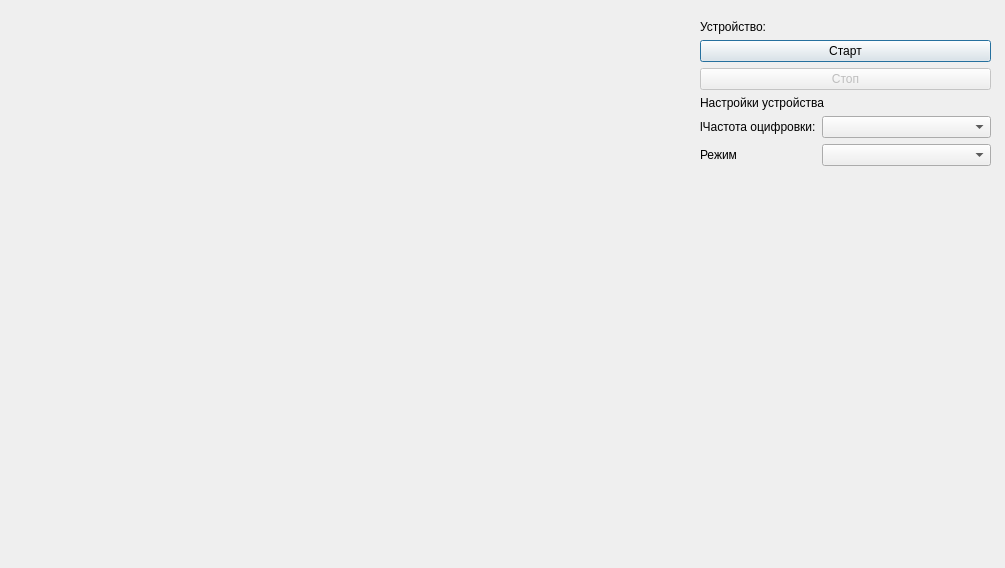
Above: resources/v1/dlg_inrat_controller.ui from mcsltd/mcs-inRat-planner before the change. Below: the same form after it.
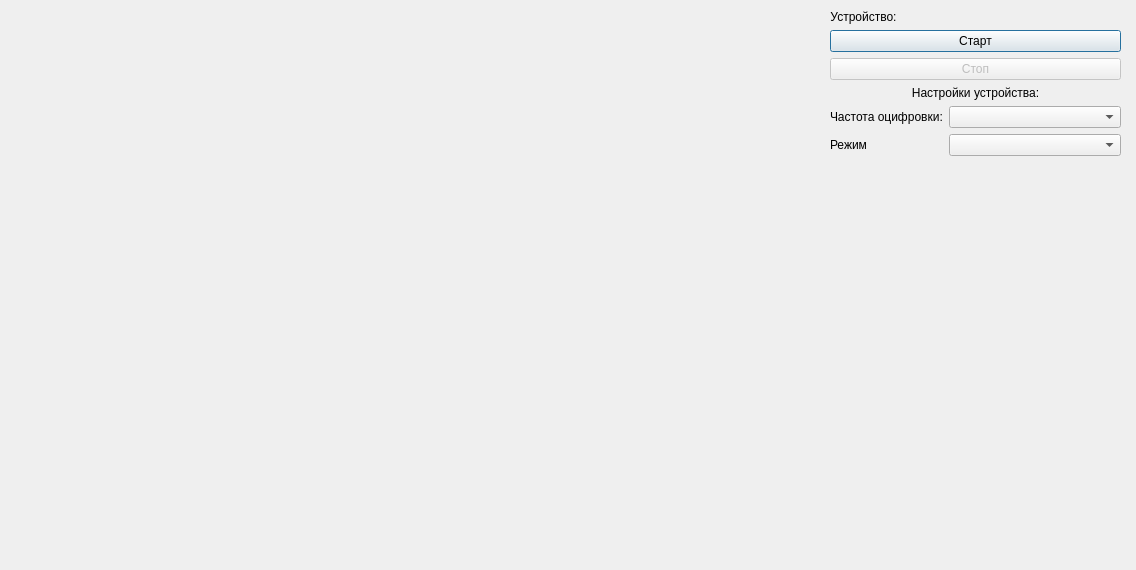
That is the form after the change.

Patch:
```diff
--- a/resources/v1/dlg_inrat_controller.ui
+++ b/resources/v1/dlg_inrat_controller.ui
@@ -6,8 +6,8 @@
    <rect>
     <x>0</x>
     <y>0</y>
-    <width>1005</width>
-    <height>568</height>
+    <width>1136</width>
+    <height>570</height>
    </rect>
   </property>
   <property name="windowTitle">
@@ -16,10 +16,10 @@
   <widget class="QWidget" name="verticalLayoutWidget">
    <property name="geometry">
     <rect>
-     <x>700</x>
-     <y>20</y>
+     <x>830</x>
+     <y>10</y>
      <width>291</width>
-     <height>541</height>
+     <height>551</height>
     </rect>
    </property>
    <layout class="QVBoxLayout" name="verticalLayout">
@@ -30,6 +30,9 @@
         <property name="text">
          <string>Устройство:</string>
         </property>
+        <property name="alignment">
+         <set>Qt::AlignmentFlag::AlignCenter</set>
+        </property>
        </widget>
       </item>
       <item row="0" column="1">
@@ -43,6 +46,18 @@
     </item>
     <item>
      <widget class="QPushButton" name="pushButtonStart">
+      <property name="sizePolicy">
+       <sizepolicy hsizetype="Preferred" vsizetype="Fixed">
+        <horstretch>0</horstretch>
+        <verstretch>0</verstretch>
+       </sizepolicy>
+      </property>
+      <property name="minimumSize">
+       <size>
+        <width>100</width>
+        <height>0</height>
+       </size>
+      </property>
       <property name="text">
        <string>Старт</string>
       </property>
@@ -53,6 +68,18 @@
       <property name="enabled">
        <bool>false</bool>
       </property>
+      <property name="sizePolicy">
+       <sizepolicy hsizetype="Preferred" vsizetype="Fixed">
+        <horstretch>0</horstretch>
+        <verstretch>0</verstretch>
+       </sizepolicy>
+      </property>
+      <property name="minimumSize">
+       <size>
+        <width>100</width>
+        <height>0</height>
+       </size>
+      </property>
       <property name="text">
        <string>Стоп</string>
       </property>
@@ -61,7 +88,10 @@
     <item>
      <widget class="QLabel" name="labelSettingDevice">
       <property name="text">
-       <string>Настройки устройства</string>
+       <string>Настройки устройства:</string>
+      </property>
+      <property name="alignment">
+       <set>Qt::AlignmentFlag::AlignCenter</set>
       </property>
      </widget>
     </item>
@@ -70,7 +100,7 @@
       <item row="0" column="0">
        <widget class="QLabel" name="labelSampleFreq">
         <property name="text">
-         <string>lЧастота оцифровки:</string>
+         <string>Частота оцифровки:</string>
         </property>
        </widget>
       </item>
@@ -109,7 +139,7 @@
     <rect>
      <x>10</x>
      <y>10</y>
-     <width>681</width>
+     <width>811</width>
      <height>551</height>
     </rect>
    </property>
```
